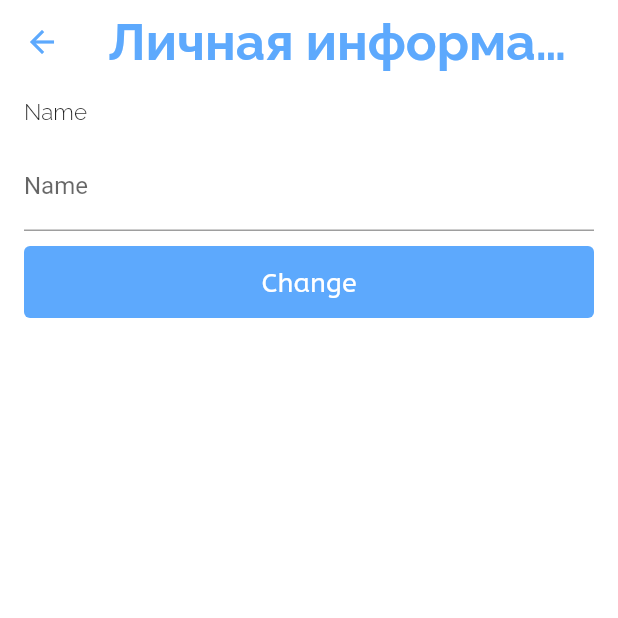
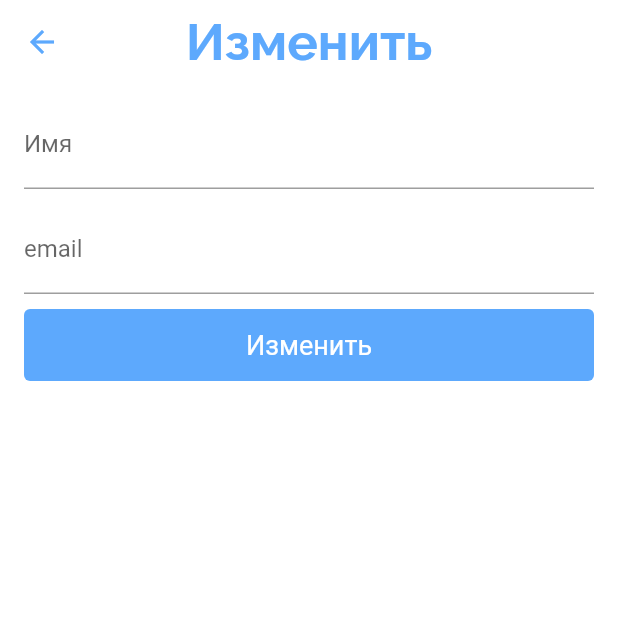
Before and after one commit to AzirisDev/qapta, a Flutter app: the ChangeProfileScreen screen opened directly, on a phone screen of 412 x 824 dp, the top half of it. Run offline on Flutter 3.47's test engine with Material 2 defaults, Android fonts, the phone set to English and light mode, and no system bars; our stand-ins replace cloud_firestore, dio, firebase_auth, firebase_core, flutter_credit_card, flutter_lorem and 8 more; missing offline and left inert: flutter_polyline_points; accounts and stored records are empty.

```diff
--- a/lib/data/firestore.dart
+++ b/lib/data/firestore.dart
@@ -29,8 +29,8 @@ class FireStoreInstance {
     users.doc(uid).update({"documents": documents});
   }
 
-  void updateUserData(String uid, String newName) {
-    users.doc(uid).update({"username": newName});
+  void updateUserData(String uid, String newName, String newEmail) {
+    users.doc(uid).update({"username": newName, "email": newEmail});
   }
 
   late CollectionReference users = fireStore.collection("users").withConverter<UserData>(
--- a/lib/presentation/screens/change_profile_screen/change_profile_presenter.dart
+++ b/lib/presentation/screens/change_profile_screen/change_profile_presenter.dart
@@ -10,19 +10,21 @@ class ChangeProfilePresenter extends BasePresenter<ChangeProfileViewModel> {
   ChangeProfilePresenter(ChangeProfileViewModel model) : super(model);
 
   TextEditingController nameController = TextEditingController();
+  TextEditingController emailController = TextEditingController();
 
   @override
   void onInitWithContext() async {
     UserData? userData = await FireStoreInstance().fetchUserData(userScope.userData.uid);
     if (userData != null) {
       nameController.text = userData.username;
+      emailController.text = userData.email;
     }
     updateView();
     super.onInitWithContext();
   }
 
   void changeProfileName() async {
-    FireStoreInstance().updateUserData(userScope.userData.uid, nameController.text);
+    FireStoreInstance().updateUserData(userScope.userData.uid, nameController.text, emailController.text);
     UserData? userData = await FireStoreInstance().fetchUserData(userScope.userData.uid);
     if (userData != null) {
       userScope.userData = userData;
--- a/lib/presentation/screens/change_profile_screen/change_profile_screen.dart
+++ b/lib/presentation/screens/change_profile_screen/change_profile_screen.dart
@@ -31,28 +31,30 @@ class _ChangeProfileScreenState extends State<ChangeProfileScreen> {
         stream: _presenter.stream,
         builder: (context, snapshot) {
           return GeneralScaffold(
-            appBar: customAppBar(title: "Личная информация"),
+            appBar: customAppBar(title: "Изменить"),
             child: Padding(
               padding: const EdgeInsets.symmetric(horizontal: 16),
               child: Column(
                 crossAxisAlignment: CrossAxisAlignment.start,
                 children: [
-                  const Padding(
-                    padding: EdgeInsets.only(top: 10),
-                    child: Text("Name",
-                        style: TextStyle(
-                          fontFamily: 'Raleway',
-                          fontSize: 15,
-                          fontWeight: FontWeight.w300,
-                        )),
+                  CustomTextField(
+                    controller: _presenter.nameController,
+                    hint: "Имя",
+                    label: "Имя",
+                    validator: (text) {
+                      if (text == null || text.isEmpty || text.length < 8) {
+                        return "Введите имя";
+                      }
+                      return null;
+                    },
                   ),
                   CustomTextField(
-                    controller: _presenter.nameController,
-                    hint: "Name",
-                    label: "Name",
+                    controller: _presenter.emailController,
+                    hint: "Email",
+                    label: "email",
                     validator: (text) {
                       if (text == null || text.isEmpty || text.length < 8) {
-                        return "Enter your name";
+                        return "Введите email";
                       }
                       return null;
                     },
@@ -60,7 +62,7 @@ class _ChangeProfileScreenState extends State<ChangeProfileScreen> {
                   Padding(
                       padding: const EdgeInsets.only(top: 5),
                       child: CustomButton(
-                          title: "Change",
+                          title: "Изменить",
                           onClick: () {
                             _presenter.changeProfileName();
                           }))
--- a/lib/presentation/screens/map_screen/map_presenter.dart
+++ b/lib/presentation/screens/map_screen/map_presenter.dart
@@ -110,6 +110,10 @@ class MapPresenter extends BasePresenter<MapViewModel> {
     updateView();
   }
 
+  void endRide(){
+
+  }
+
   void updateMarker(LocationData newLocationData) {
     if (newLocationData.longitude != null &&
         newLocationData.latitude != null &&
--- a/lib/presentation/screens/profile_screen/profile_presenter.dart
+++ b/lib/presentation/screens/profile_screen/profile_presenter.dart
@@ -48,6 +48,10 @@ class ProfilePresenter extends BasePresenter<ProfileViewModel> {
     Navigator.push(context, CupertinoPageRoute(builder: (context) => const AgreementScreen()));
   }
 
+  void editProfile() {
+    Navigator.push(context, CupertinoPageRoute(builder: (context) => const ChangeProfileScreen()));
+  }
+
   void privacyPolicy() async {
     const url = 'https://www.qapta.kz/';
     if (await canLaunch(url)) {
--- a/lib/presentation/screens/profile_screen/profile_screen.dart
+++ b/lib/presentation/screens/profile_screen/profile_screen.dart
@@ -48,7 +48,9 @@ class _ProfileScreenState extends State<ProfileScreen> {
                         const SizedBox(
                           height: 20,
                         ),
-                        Row(
+                        GestureDetector(
+                          onTap: _presenter.editProfile,
+                          child: Row(
                             children: [
                               Expanded(
                                 child: Center(
@@ -136,6 +138,7 @@ class _ProfileScreenState extends State<ProfileScreen> {
                               ),
                             ],
                           ),
+                        ),
                         const SizedBox(
                           height: 20,
                         ),
```
Also changed, not shown: lib/presentation/screens/map_screen/map_screen.dart (+102 -91 lines), lib/presentation/screens/take_photo_screen/take_photo_screen.dart (+23 -1 lines). Lines whose indentation alone changed are shown as unchanged.
